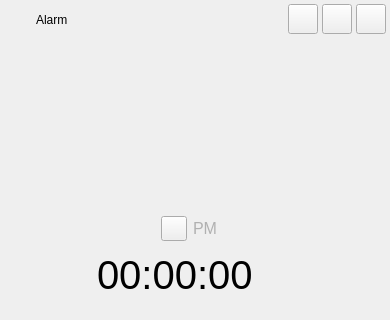
Above: src/plugins/ukui-clock/clock.ui from ukui/ukui-sidebar before the change; both pictures show x 0 to 390 and y 0 to 320 of the 390 by 580 pixel window. Below: the same form after it.
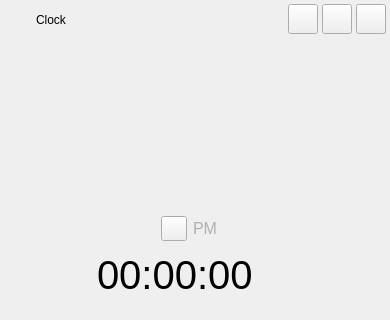
That is the form after the change. Icons and pictures are not drawn. Custom widgets are drawn as their Qt base class.

Commit message:
fix(ukui-clock): 英文模式下闹钟名称不统一
Description: 统一修复为Clock

Log: http://172.17.66.192/biz/bug-view-57483.html

What changed in the file:
```diff
--- a/src/plugins/ukui-clock/clock.ui
+++ b/src/plugins/ukui-clock/clock.ui
@@ -734,7 +734,7 @@
     </rect>
    </property>
    <property name="text">
-    <string>Alarm</string>
+    <string>Clock</string>
    </property>
   </widget>
   <widget class="QLabel" name="label_2">
```
The commit also changes 9 other files.
